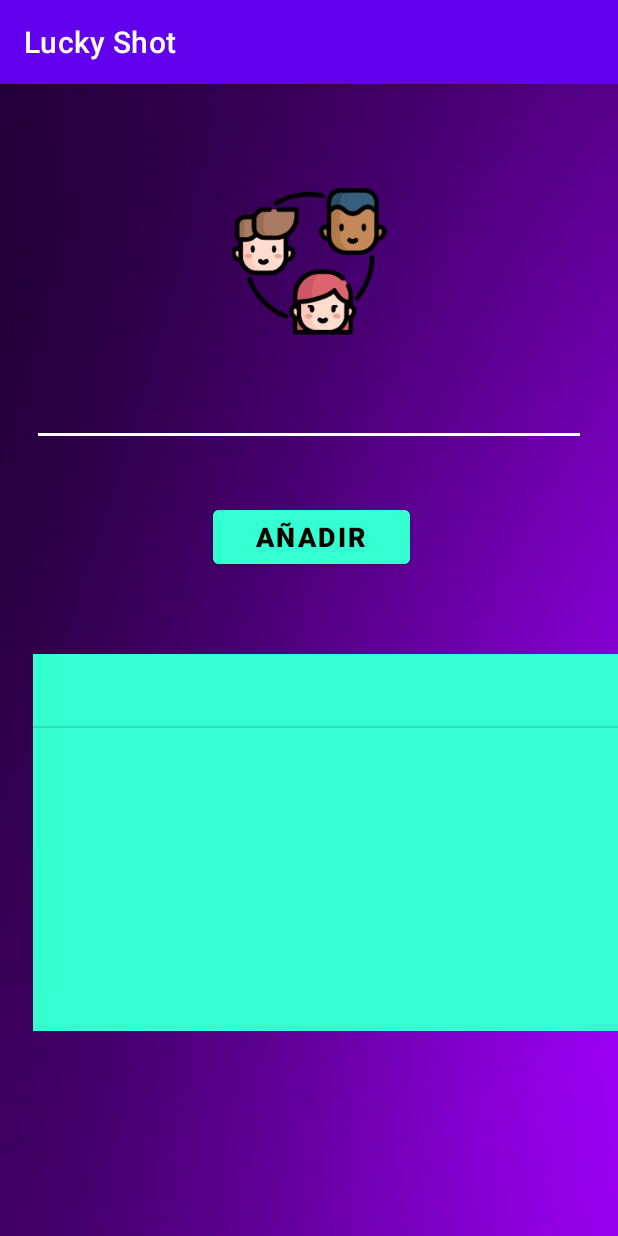
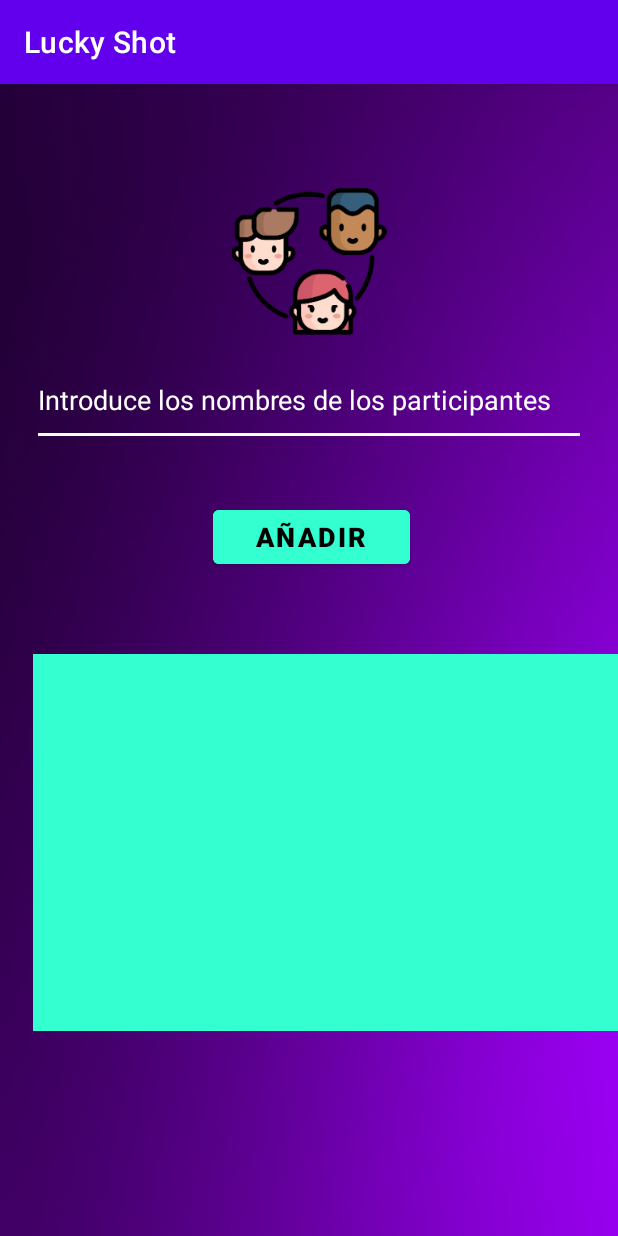
Before and after one commit to duraan08/DAS_GAME, an Android app: the ParticipantesActivity screen opened directly, with no data from a screen before it, after a tap on "AÑADIR", on a phone screen of 412 x 824 dp. Run offline under Robolectric (Android 15) with nearby library versions, the phone set to English and light mode, and no system bars.

Commit message:
- Control de campo en blanco (ParticipantesActivity) (fixed)

```diff
--- a/app/src/main/java/com/example/juego_das/ParticipantesActivity.java
+++ b/app/src/main/java/com/example/juego_das/ParticipantesActivity.java
@@ -50,13 +50,12 @@ public class ParticipantesActivity extends AppCompatActivity {
         String participant = participante.getText().toString();
 
         //Se comprueba que el campo no este vacio
-        if (!participant.equals(" ")){
+        if (!participant.isEmpty()){
             listaParticipantes.add(participant);
         }
         else{
             Toast.makeText(ParticipantesActivity.this, "No puede dejar el campo vacio", Toast.LENGTH_SHORT).show();
         }
-        participante.setText(" ");
 
         listaPart = findViewById(R.id.participantes);
         listaPart.setAdapter(adaptador);
```
